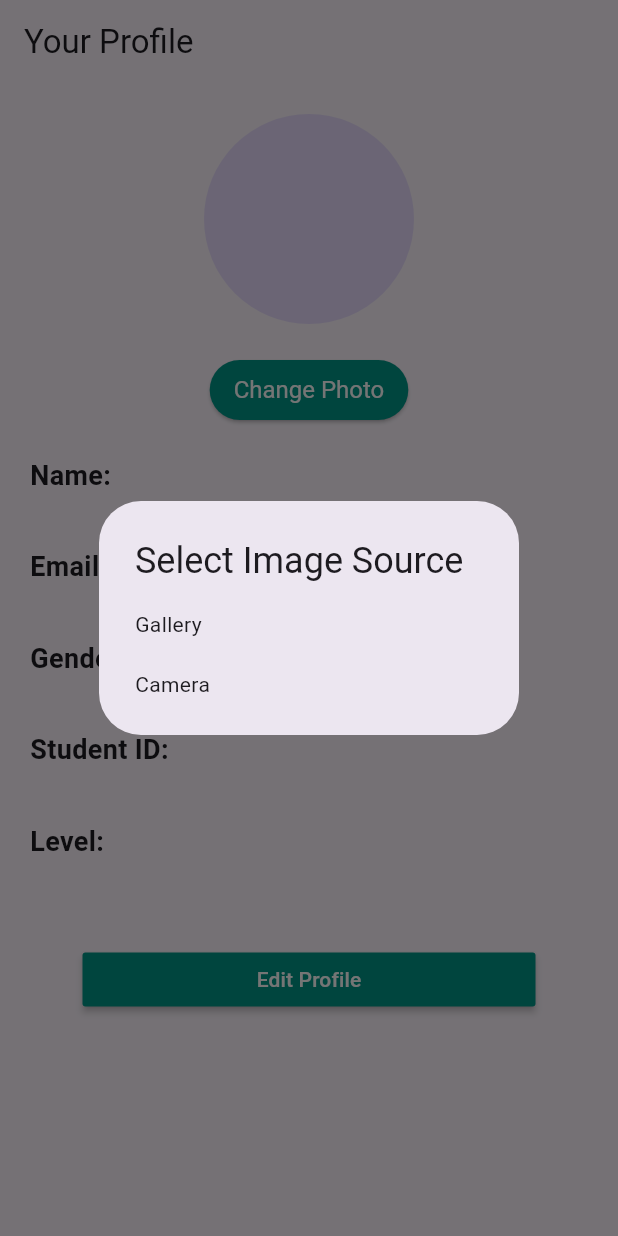
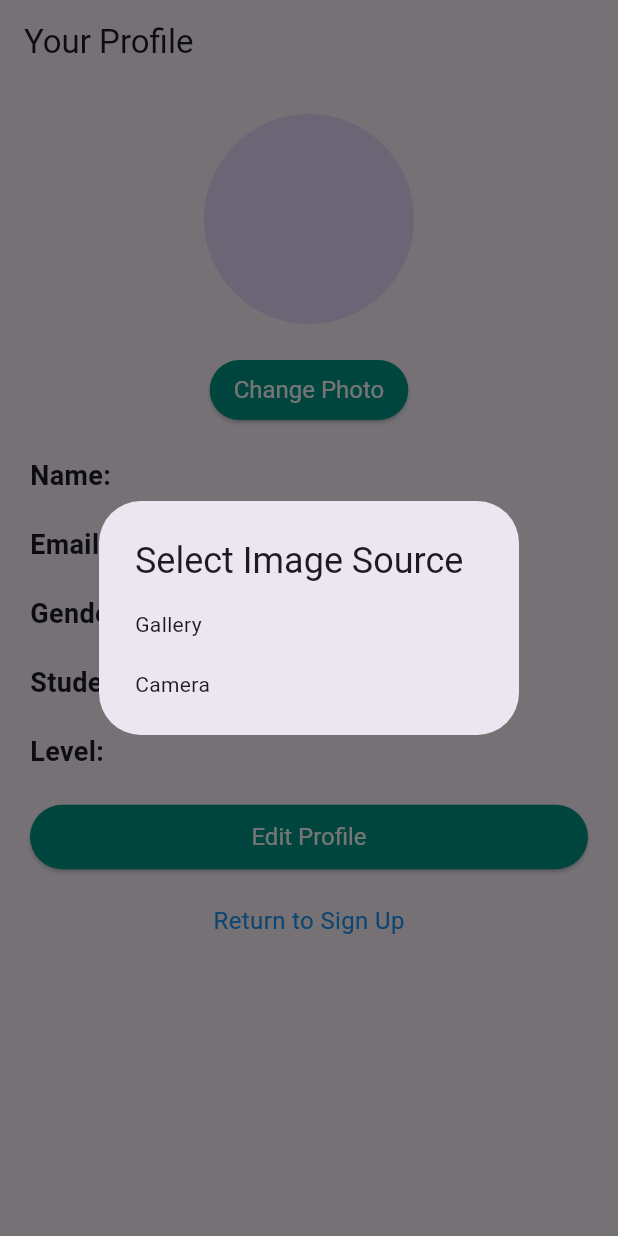
Before and after one commit to Norhan-Hassan/Mobile-Assignment, a Flutter app: the ProfileScreen screen opened directly with empty values, after a tap on "Change Photo", on a phone screen of 412 x 824 dp. Run offline on Flutter 3.47's test engine with Material 3 defaults, Android fonts, the light colour scheme and no system bars; our stand-ins replace image_picker, sqflite; accounts and stored records are empty.

Commit message:
last changes

```diff
--- a/lib/login_screen.dart
+++ b/lib/login_screen.dart
@@ -110,7 +110,7 @@ class _LoginFormState extends State<LoginForm> {
                           content: Text(
                               'Login failed. Please check your credentials.'),
                           backgroundColor: Colors.red, // Set color to red
-                          duration: Duration(seconds: 5),
+                          duration: Duration(seconds: 3),
                         ),
                       );
                     }
--- a/lib/profile_screen.dart
+++ b/lib/profile_screen.dart
@@ -43,11 +43,11 @@ class MyApp extends StatelessWidget {
       title: 'User Profile',
       theme: ThemeData(
         primarySwatch: Colors.indigo,
-      ),
+      ), debugShowCheckedModeBanner: false,
       home: ProfileScreen(
         user: const User(
           name: "John Doe",
-          email: "john.doe@example.com",
+          email: "123456@stud.fci-cu.edu.eg",
           gender: "Male",
           studentId: "123456",
           level: "3",
@@ -88,7 +88,7 @@ class _ProfileScreenState extends State<ProfileScreen> {
       });
     } else {
       setState(() {
-        _image = File('assets/default.png');
+        _image = File('assets/default.jpg');
       });
     }
   }
@@ -209,13 +209,24 @@ class ProfileBody extends StatelessWidget {
               ],
             ),
           ),
+
+          Column(
+            children: [
               SizedBox(height: 20),
               _buildProfileInfo('Name', user.name),
+              SizedBox(height: 20),
               _buildProfileInfo('Email', user.email),
+              SizedBox(height: 20),
               _buildProfileInfo('Gender', user.gender),
+              SizedBox(height: 20),
               _buildProfileInfo('Student ID', user.studentId),
+              SizedBox(height: 20),
               _buildProfileInfo('Level', user.level),
               SizedBox(height: 20),
+            ],
+          ),
+
+          /*
           MyCustomButton(
             onPressed: () {
               Navigator.push(
@@ -228,11 +239,83 @@ class ProfileBody extends StatelessWidget {
             },
             text: 'Edit Profile',
           ),
+          //
+
+           */
+          Center(
+            child: SizedBox(
+              width: double.infinity, // Make button take the full width of the screen
+              child: ElevatedButton(
+                onPressed: () {
+                  Navigator.push(
+                    context,
+                    MaterialPageRoute(
+                      builder: (context) =>
+                          EditProfileScreen(user: user, onUpdate: onUpdate),
+                    ),
+                  );
+                },
+                child: Text(
+                  'Edit Profile',
+                  style: TextStyle(color: Colors.white), // Set font color to white
+                ),
+                style: ElevatedButton.styleFrom(
+                  backgroundColor: Colors.teal, // Set background color to teal
+                  padding: EdgeInsets.symmetric(horizontal: 24, vertical: 12),
+                  textStyle: TextStyle(fontSize: 16),
+                ),
+              ),
+            ),
+          ),
+          SizedBox(height: 20),
+          // Link to return to sign up screen
+          Center(
+            child: GestureDetector(
+              onTap: () {
+                Navigator.pushReplacement(
+                  context,
+                  MaterialPageRoute(
+                    builder: (context) => SignupScreen(), // Navigate to signup screen
+                  ),
+                );
+              },
+              child: Text(
+                'Return to Sign Up',
+                style: TextStyle(
+                  color: Colors.blue,
+                  fontSize: 16,
+                ),
+              ),
+            ),
+          ),
         ],
       ),
     );
   }
 
+
+  Widget _buildProfileInfo(String label, String value) {
+    return Row(
+      children: [
+        Text(
+          label + ': ',
+          style: TextStyle(
+            fontWeight: FontWeight.bold,
+            fontSize: 18,
+          ),
+        ),
+        Text(
+          value,
+          style: TextStyle(
+            fontSize: 18,
+          ),
+        ),
+      ],
+    );
+  }
+
+
+/*
   Widget _buildProfileInfo(String label, String value) {
     return Column(
       crossAxisAlignment: CrossAxisAlignment.start,
@@ -255,8 +338,12 @@ class ProfileBody extends StatelessWidget {
       ],
     );
   }
+  */
+  //
+
+
 }
-
+/*
 class MyCustomButton extends StatelessWidget {
   final VoidCallback onPressed;
   final String text;
@@ -277,3 +364,4 @@ class MyCustomButton extends StatelessWidget {
     );
   }
 }
+*/
--- a/lib/signup_screen.dart
+++ b/lib/signup_screen.dart
@@ -96,8 +96,16 @@ class _SignupFormState extends State<SignupForm> {
 
   String? _validateEmail(String? value) {
     final RegExp regex = RegExp(r'^\d+@stud\.fci-cu\.edu\.eg$');
-    if (!regex.hasMatch(value!)) {
-      return 'Enter a valid student email address';
+    if (!regex.hasMatch(value!) || !value.endsWith('@stud.fci-cu.edu.eg')) {
+      return 'Email should be in the format: studentID@stud.fci-cu.edu.eg';
+    }
+    // Split the email address to get the part before @
+    final emailParts = value.split('@');
+    final studentIdFromEmail = emailParts[0];
+
+    // Check if the part before @ matches the entered student ID
+    if (studentIdFromEmail != _studentIdController.text) {
+      return 'please, write id part correctly';
     }
     return null;
   }
```
Also changed, not shown: lib/edit_profile_screen.dart (+18 -10 lines). Lines whose indentation alone changed are shown as unchanged.
